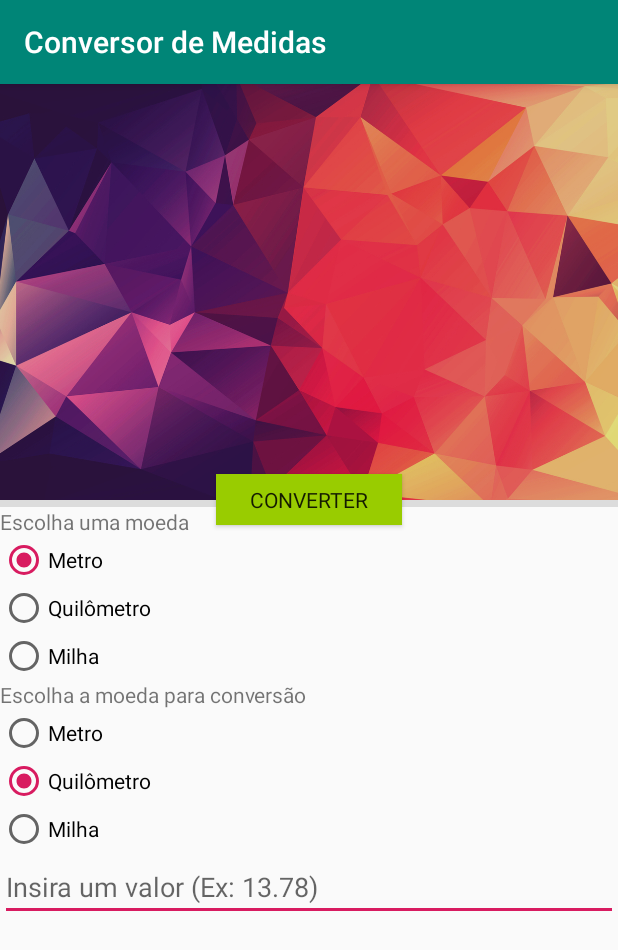
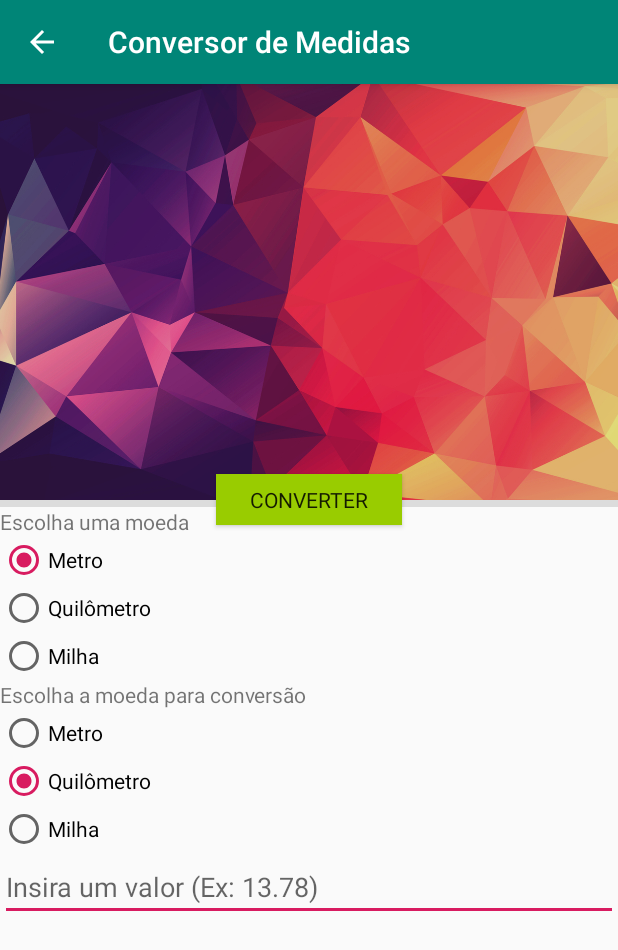
Before and after one commit to mathiaszahorcak/Measurement-Converter, an Android app: the MetricConverterActivity screen opened directly, with no data from a screen before it, on a phone screen of 412 x 824 dp. Shown: the top 950 px of the screen. Run offline under Robolectric (Android 15) with nearby library versions, the phone set to English and light mode, and no system bars.

Commit message:
Tornando Menu visível

```diff
--- a/app/src/main/java/com/example/conversordemedidas/MetricConverterActivity.kt
+++ b/app/src/main/java/com/example/conversordemedidas/MetricConverterActivity.kt
@@ -10,7 +10,8 @@ class MetricConverterActivity : AppCompatActivity() {
         super.onCreate(savedInstanceState)
         setContentView(R.layout.activity_metric_converter)
 
-
+        //tornar o botão de voltar
+        supportActionBar?.setDisplayHomeAsUpEnabled(true)
     }
     override fun onOptionsItemSelected(item: MenuItem?): Boolean {
         return if(item?.itemId == android.R.id.home){
--- a/app/src/main/res/layout/activity_metric_converter.xml
+++ b/app/src/main/res/layout/activity_metric_converter.xml
@@ -6,15 +6,6 @@
         android:layout_width="match_parent"
         android:layout_height="match_parent"
         tools:context=".MetricConverterActivity">
-
-    <?xml version="1.0" encoding="utf-8"?>
-    <android.support.constraint.ConstraintLayout
-            xmlns:android="http://schemas.android.com/apk/res/android"
-            xmlns:tools="http://schemas.android.com/tools"
-            xmlns:app="http://schemas.android.com/apk/res-auto"
-            android:layout_width="match_parent"
-            android:layout_height="match_parent"
-            tools:context=".MetricConverterActivity">
 
         <ImageView
                 android:layout_width="464dp"
@@ -101,6 +92,4 @@
                     android:ems="10"
                     android:id="@+id/editTxtValor" android:hint="@string/HintTxtValor"/>
         </LinearLayout>
-    </android.support.constraint.ConstraintLayout>
-
 </android.support.constraint.ConstraintLayout>
```
